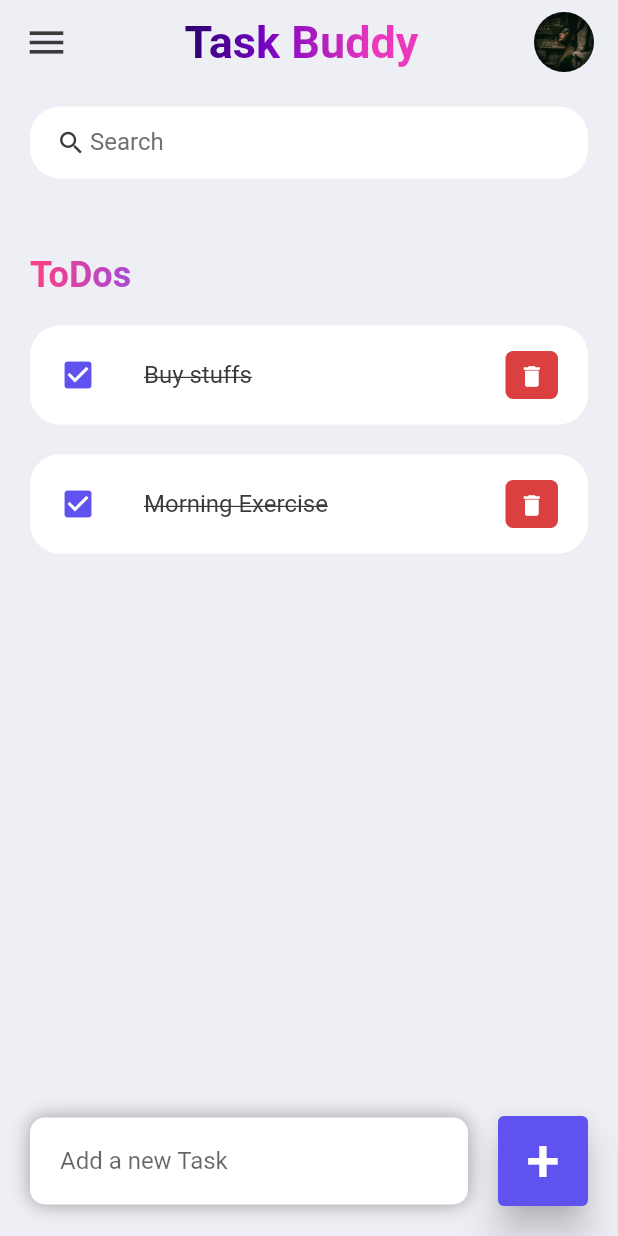
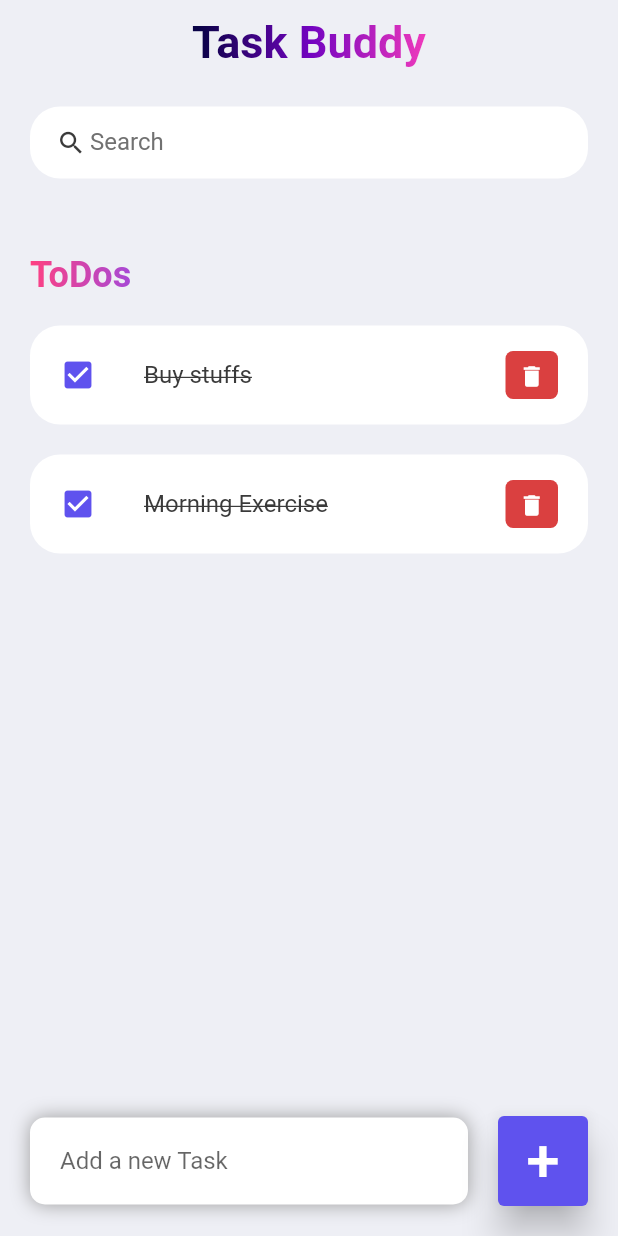
Before and after one commit to Rushil-Patel-11011/Task-Buddy-app, a Flutter app: the screen it shows after launch, after a tap on "Buy stuffs", on a phone screen of 412 x 824 dp. Run offline on Flutter 3.47's test engine with Material 2 defaults, Android fonts, the phone set to English and light mode, and no system bars.

Commit message:
Splash Screen Added

```diff
--- a/lib/main.dart
+++ b/lib/main.dart
@@ -1,6 +1,7 @@
 import 'package:flutter/material.dart';
 import 'package:flutter/services.dart';
 import 'package:todo/screens/home.dart';
+import 'package:todo/screens/splash.dart';
 
 void main() {
   runApp(const MyApp());
@@ -16,7 +17,7 @@ class MyApp extends StatelessWidget {
     return MaterialApp(
       debugShowCheckedModeBanner: false,
       title: 'To Do',
-      home: Home(),
+      home: Splash(),
     );
   }
 }
--- a/lib/screens/home.dart
+++ b/lib/screens/home.dart
@@ -214,14 +214,14 @@ class _HomeState extends State<Home> {
       backgroundColor: tdBGColor,
       elevation: 0,
       title: Row(
-        mainAxisAlignment: MainAxisAlignment.spaceBetween,
+        mainAxisAlignment: MainAxisAlignment.center,
         children: [
           //3bar button..
-          Icon(
-            Icons.menu,
-            color: tdBlack,
-            size: 30,
-          ),
+          // Icon(
+          //   Icons.menu,
+          //   color: tdBlack,
+          //   size: 30,
+          // ),
           //text/title1..
           Text(
             "Task Buddy",
@@ -236,17 +236,20 @@ class _HomeState extends State<Home> {
                     Color.fromARGB(0xFF, 0xec, 0x38, 0xbc),
                     //add more color here. #03001e, #7303c0, #ec38bc, #fdeff9
                   ],
-                  ).createShader(Rect.fromLTWH(100.0, 100.0, 150.0, 0.0))),
+                ).createShader(
+                  Rect.fromLTWH(132.0, 100.0, 150.0, 0.0),
+                ),
+            ),
           ),
           //image..
-          Container(
-            height: 40,
-            width: 40,
-            child: ClipRRect(
-              borderRadius: BorderRadius.circular(20),
-              child: Image.asset('assets/images/me.jpeg'),
-            ),
-          ),
+          // Container(
+          //   height: 40,
+          //   width: 40,
+          //   child: ClipRRect(
+          //     borderRadius: BorderRadius.circular(20),
+          //     child: Image.asset('assets/images/me.jpeg'),
+          //   ),
+          // ),
         ],
       ),
     );
--- /dev/null
+++ b/lib/screens/splash.dart
@@ -0,0 +1,56 @@
+import 'package:flutter/material.dart';
+
+import 'home.dart';
+
+class Splash extends StatefulWidget {
+  const Splash({super.key});
+
+  @override
+  State<Splash> createState() => _SplashState();
+}
+
+class _SplashState extends State<Splash> {
+  @override
+  void initState() {
+    super.initState();
+    _navigateToHome();
+  }
+
+  _navigateToHome() async {
+    await Future.delayed(Duration(milliseconds: 1700), () {});
+    Navigator.pushReplacement(
+      context,
+      MaterialPageRoute(
+        builder: ((context) => Home()),
+      ),
+    );
+  }
+
+  @override
+  Widget build(BuildContext context) {
+    return Scaffold(
+      body: Center(
+        child: Container(
+          child: Text(
+            'Task Buddy',
+            style: new TextStyle(
+              fontWeight: FontWeight.bold,
+              fontSize: 52,
+              foreground: Paint()
+                ..shader = LinearGradient(
+                  colors: <Color>[
+                    Color.fromARGB(255, 9, 2, 70),
+                    Color.fromARGB(0xFF, 0x73, 0x03, 0xc0),
+                    Color.fromARGB(0xFF, 0xec, 0x38, 0xbc),
+                    //add more color here. #03001e, #7303c0, #ec38bc, #fdeff9
+                  ],
+                ).createShader(
+                  Rect.fromLTWH(132.0, 100.0, 150.0, 0.0),
+                ),
+            ),
+          ),
+        ),
+      ),
+    );
+  }
+}
--- a/pubspec.yaml
+++ b/pubspec.yaml
@@ -29,7 +29,7 @@ environment:
 dependencies:
   flutter:
     sdk: flutter
-
+  animated_splash_screen: ^1.3.0
 
   # The following adds the Cupertino Icons font to your application.
   # Use with the CupertinoIcons class for iOS style icons.
```
Also changed, not shown: pubspec.lock. Lines whose indentation alone changed are shown as unchanged.
